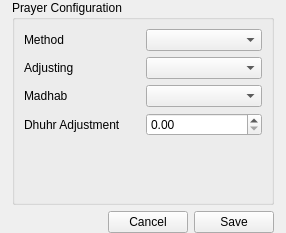
ghannami/alQuds, file alquds/gui/prayertimeseditor.ui: the form before one commit.
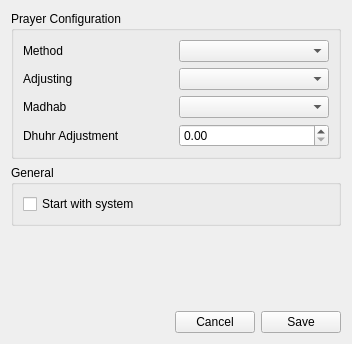
The form after the commit.

Patch:
```diff
--- a/alquds/gui/prayertimeseditor.ui
+++ b/alquds/gui/prayertimeseditor.ui
@@ -6,61 +6,20 @@
    <rect>
     <x>0</x>
     <y>0</y>
-    <width>286</width>
-    <height>233</height>
+    <width>352</width>
+    <height>344</height>
    </rect>
   </property>
   <property name="windowTitle">
    <string>Prayer Settings</string>
   </property>
-  <layout class="QVBoxLayout" name="verticalLayout">
-   <property name="leftMargin">
-    <number>12</number>
-   </property>
-   <property name="topMargin">
-    <number>0</number>
-   </property>
-   <property name="rightMargin">
-    <number>12</number>
-   </property>
-   <property name="bottomMargin">
-    <number>0</number>
-   </property>
+  <layout class="QVBoxLayout" name="verticalLayout_2">
    <item>
     <widget class="QGroupBox" name="advancedBox">
      <property name="title">
       <string>Prayer Configuration</string>
      </property>
      <layout class="QGridLayout" name="gridLayout_2">
-      <item row="0" column="1">
-       <widget class="QComboBox" name="calcMethEdit"/>
-      </item>
-      <item row="1" column="1">
-       <widget class="QComboBox" name="adjMethEdit"/>
-      </item>
-      <item row="4" column="0">
-       <spacer name="verticalSpacer">
-        <property name="orientation">
-         <enum>Qt::Vertical</enum>
-        </property>
-        <property name="sizeHint" stdset="0">
-         <size>
-          <width>20</width>
-          <height>40</height>
-         </size>
-        </property>
-       </spacer>
-      </item>
-      <item row="3" column="0">
-       <widget class="QLabel" name="label_9">
-        <property name="text">
-         <string>Dhuhr Adjustment</string>
-        </property>
-       </widget>
-      </item>
-      <item row="2" column="1">
-       <widget class="QComboBox" name="asrMethEdit"/>
-      </item>
       <item row="0" column="0">
        <widget class="QLabel" name="label_5">
         <property name="text">
@@ -75,6 +34,25 @@
         </property>
        </widget>
       </item>
+      <item row="2" column="1">
+       <widget class="QComboBox" name="asrMethEdit"/>
+      </item>
+      <item row="3" column="0">
+       <widget class="QLabel" name="label_9">
+        <property name="text">
+         <string>Dhuhr Adjustment</string>
+        </property>
+       </widget>
+      </item>
+      <item row="1" column="1">
+       <widget class="QComboBox" name="adjMethEdit"/>
+      </item>
+      <item row="0" column="1">
+       <widget class="QComboBox" name="calcMethEdit"/>
+      </item>
+      <item row="3" column="1">
+       <widget class="QDoubleSpinBox" name="dhurMinutesEdit"/>
+      </item>
       <item row="1" column="0">
        <widget class="QLabel" name="label_6">
         <property name="text">
@@ -82,13 +60,9 @@
         </property>
        </widget>
       </item>
-      <item row="3" column="1">
-       <widget class="QDoubleSpinBox" name="dhurMinutesEdit"/>
-      </item>
      </layout>
      <zorder>label_5</zorder>
      <zorder>label_6</zorder>
-     <zorder>verticalSpacer</zorder>
      <zorder>calcMethEdit</zorder>
      <zorder>adjMethEdit</zorder>
      <zorder>label_8</zorder>
@@ -97,6 +71,35 @@
      <zorder>dhurMinutesEdit</zorder>
     </widget>
    </item>
+   <item>
+    <widget class="QGroupBox" name="groupBox">
+     <property name="title">
+      <string>General</string>
+     </property>
+     <layout class="QVBoxLayout" name="verticalLayout">
+      <item>
+       <widget class="QCheckBox" name="startWithSys">
+        <property name="text">
+         <string>Start with system</string>
+        </property>
+       </widget>
+      </item>
+     </layout>
+    </widget>
+   </item>
+   <item>
+    <spacer name="verticalSpacer">
+     <property name="orientation">
+      <enum>Qt::Vertical</enum>
+     </property>
+     <property name="sizeHint" stdset="0">
+      <size>
+       <width>20</width>
+       <height>40</height>
+      </size>
+     </property>
+    </spacer>
+   </item>
    <item>
     <layout class="QHBoxLayout" name="horizontalLayout_6">
      <item>
```
